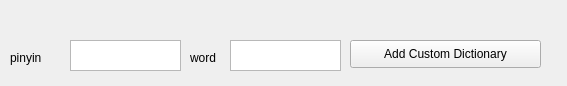
This is adddatabase.ui in RessMatthew/KeyBoard as Qt 5 draws it before an edit. The edited form follows.
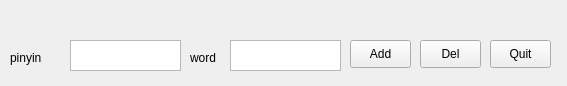
This is the edited form.

```diff
--- a/adddatabase.ui
+++ b/adddatabase.ui
@@ -18,12 +18,12 @@
     <rect>
      <x>350</x>
      <y>40</y>
-     <width>191</width>
+     <width>61</width>
      <height>28</height>
     </rect>
    </property>
    <property name="text">
-    <string>Add Custom Dictionary</string>
+    <string>Add</string>
    </property>
   </widget>
   <widget class="QTextEdit" name="textPinyin">
@@ -72,6 +72,32 @@
     <string>word</string>
    </property>
   </widget>
+  <widget class="QPushButton" name="pushButton_2">
+   <property name="geometry">
+    <rect>
+     <x>420</x>
+     <y>40</y>
+     <width>61</width>
+     <height>28</height>
+    </rect>
+   </property>
+   <property name="text">
+    <string>Del</string>
+   </property>
+  </widget>
+  <widget class="QPushButton" name="pushButton_3">
+   <property name="geometry">
+    <rect>
+     <x>490</x>
+     <y>40</y>
+     <width>61</width>
+     <height>28</height>
+    </rect>
+   </property>
+   <property name="text">
+    <string>Quit</string>
+   </property>
+  </widget>
  </widget>
  <resources/>
  <connections/>
```
